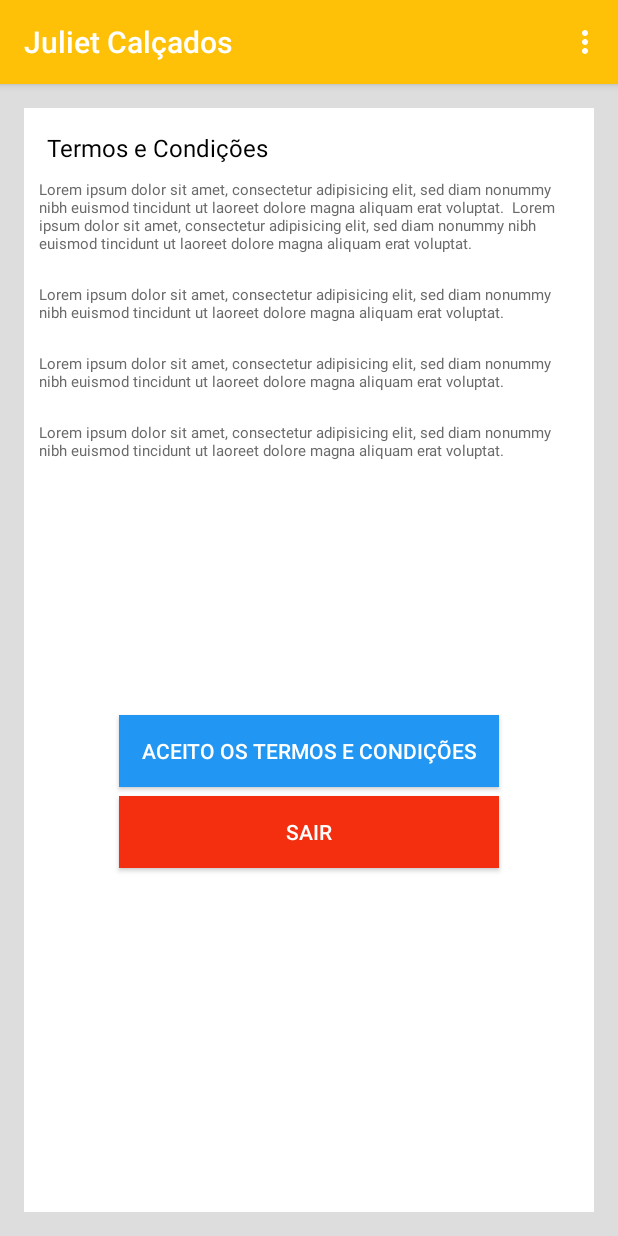
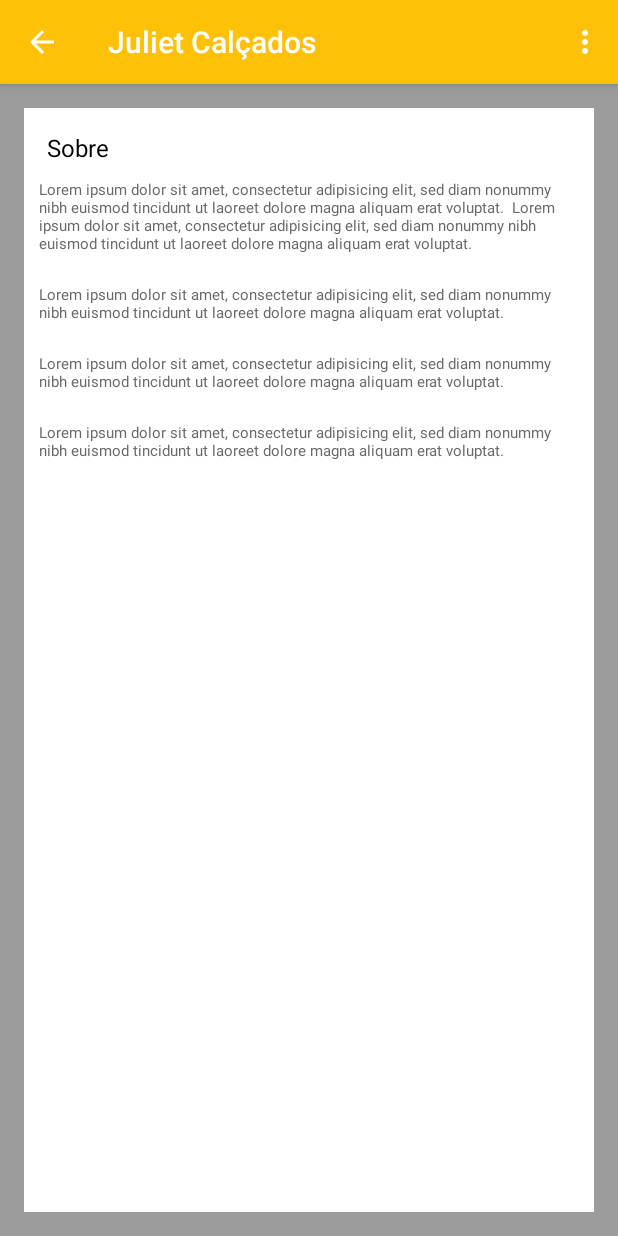
Before and after one commit to heitorsecurity/senactsi_pi4, an Android app: the screen it shows after launch (TermosActivity before the commit, SobreActivity after it), in the options menu, after a tap on "Sobre", on a phone screen of 412 x 824 dp. Run offline under Robolectric (Android 15) with nearby library versions, the phone set to English and light mode, and no system bars.

Commit message:
Tela de Sobre com botão de voltar

```diff
--- a/JulietApp/app/src/main/AndroidManifest.xml
+++ b/JulietApp/app/src/main/AndroidManifest.xml
@@ -5,17 +5,21 @@
     <application
         android:allowBackup="true"
         android:icon="@mipmap/ic_launcher"
-        android:label="@string/app_name"
+        android:label="Juliet Calçados"
         android:theme="@style/AppTheme" >
         <activity
             android:name=".TermosActivity"
-            android:label="@string/app_name" >
+            android:label="Juliet Calçados" >
             <intent-filter>
                 <action android:name="android.intent.action.MAIN" />
 
                 <category android:name="android.intent.category.LAUNCHER" />
             </intent-filter>
         </activity>
+        <activity
+            android:name=".SobreActivity"
+            android:label="Juliet Calçados" >
+        </activity>
     </application>
 
 </manifest>
--- /dev/null
+++ b/JulietApp/app/src/main/java/com/wesbalbinolive/julietapp/SobreActivity.java
@@ -0,0 +1,44 @@
+package com.wesbalbinolive.julietapp;
+
+import android.content.Intent;
+import android.os.Bundle;
+import android.app.Activity;
+import android.support.v7.app.AppCompatActivity;
+import android.view.Menu;
+import android.view.MenuItem;
+
+public class SobreActivity extends AppCompatActivity {
+
+    @Override
+    protected void onCreate(Bundle savedInstanceState) {
+        super.onCreate(savedInstanceState);
+        setContentView(R.layout.activity_sobre);
+
+        getSupportActionBar().setDisplayHomeAsUpEnabled(true);
+        getSupportActionBar().setHomeButtonEnabled(true);
+    }
+
+    @Override
+    public boolean onCreateOptionsMenu(Menu menu) {
+        // Inflate the menu; this adds items to the action bar if it is present.
+        getMenuInflater().inflate(R.menu.menu_termos, menu);
+        return true;
+    }
+
+    @Override
+    public boolean onOptionsItemSelected(MenuItem item) {
+        // Handle action bar item clicks here. The action bar will
+        // automatically handle clicks on the Home/Up button, so long
+        // as you specify a parent activity in AndroidManifest.xml.
+        int id = item.getItemId();
+
+        switch (item.getItemId()) {
+            case android.R.id.home:
+                this.finish();
+                return true;
+            default:
+                return super.onOptionsItemSelected(item);
+        }
+    }
+
+}
--- a/JulietApp/app/src/main/java/com/wesbalbinolive/julietapp/TermosActivity.java
+++ b/JulietApp/app/src/main/java/com/wesbalbinolive/julietapp/TermosActivity.java
@@ -1,5 +1,6 @@
 package com.wesbalbinolive.julietapp;
 
+import android.content.Intent;
 import android.support.v7.app.AppCompatActivity;
 import android.os.Bundle;
 import android.view.Menu;
@@ -31,6 +32,8 @@ public class TermosActivity extends AppCompatActivity {
         if (id == R.id.action_settings) {
             return true;
         } else if (id == R.id.sobre){
+            Intent intent = new Intent(TermosActivity.this, SobreActivity.class);
+            startActivity(intent);
             return true;
         }
 
--- /dev/null
+++ b/JulietApp/app/src/main/res/layout/activity_sobre.xml
@@ -0,0 +1,70 @@
+<?xml version="1.0" encoding="utf-8"?>
+<LinearLayout xmlns:android="http://schemas.android.com/apk/res/android"
+    xmlns:tools="http://schemas.android.com/tools" android:layout_width="match_parent"
+    android:layout_height="match_parent" android:paddingLeft="@dimen/activity_horizontal_margin"
+    android:paddingRight="@dimen/activity_horizontal_margin"
+    android:paddingTop="@dimen/activity_vertical_margin"
+    android:paddingBottom="@dimen/activity_vertical_margin"
+    tools:context=".SobreActivity"
+    android:background="#9c9c9c">
+
+    <LinearLayout
+        android:orientation="vertical"
+        android:layout_width="match_parent"
+        android:layout_height="match_parent"
+        android:layout_gravity="center_vertical"
+        android:background="#ffffff">
+
+    <TextView
+        android:layout_width="wrap_content"
+        android:layout_height="wrap_content"
+        android:textAppearance="?android:attr/textAppearanceLarge"
+        android:text="@string/sobre"
+        android:id="@+id/txtSobre"
+        android:textColor="#000000"
+        android:paddingTop="15sp"
+        android:paddingLeft="15sp"
+        android:textSize="16sp" />
+
+    <TextView
+        android:layout_width="wrap_content"
+        android:layout_height="wrap_content"
+        android:text="Lorem ipsum dolor sit amet, consectetur adipisicing elit, sed diam nonummy nibh euismod tincidunt ut laoreet dolore magna aliquam erat voluptat.  Lorem ipsum dolor sit amet, consectetur adipisicing elit, sed diam nonummy nibh euismod tincidunt ut laoreet dolore magna aliquam erat voluptat."
+        android:id="@+id/sobre2"
+        android:textColor="#696969"
+        android:padding="10sp"
+        android:textSize="10sp" />
+
+    <TextView
+        android:layout_width="wrap_content"
+        android:layout_height="wrap_content"
+        android:text="Lorem ipsum dolor sit amet, consectetur adipisicing elit, sed diam nonummy nibh euismod tincidunt ut laoreet dolore magna aliquam erat voluptat."
+        android:id="@+id/sobre3"
+        android:layout_gravity="center_horizontal"
+        android:textColor="#696969"
+        android:padding="10sp"
+        android:textSize="10sp" />
+
+    <TextView
+        android:layout_width="wrap_content"
+        android:layout_height="wrap_content"
+        android:text="Lorem ipsum dolor sit amet, consectetur adipisicing elit, sed diam nonummy nibh euismod tincidunt ut laoreet dolore magna aliquam erat voluptat."
+        android:id="@+id/sobre4"
+        android:layout_gravity="center_horizontal"
+        android:textColor="#696969"
+        android:padding="10sp"
+        android:textSize="10sp" />
+
+    <TextView
+        android:layout_width="wrap_content"
+        android:layout_height="wrap_content"
+        android:text="Lorem ipsum dolor sit amet, consectetur adipisicing elit, sed diam nonummy nibh euismod tincidunt ut laoreet dolore magna aliquam erat voluptat."
+        android:id="@+id/sobre5"
+        android:layout_gravity="center_horizontal"
+        android:textColor="#696969"
+        android:padding="10sp"
+        android:textSize="10sp"
+        android:layout_weight="0.41" />
+
+    </LinearLayout>
+</LinearLayout>
--- /dev/null
+++ b/JulietApp/app/src/main/res/menu/menu_sobre.xml
@@ -0,0 +1,14 @@
+<menu xmlns:android="http://schemas.android.com/apk/res/android"
+    xmlns:app="http://schemas.android.com/apk/res-auto"
+    xmlns:tools="http://schemas.android.com/tools" tools:context=".SobreActivity">
+    <item android:id="@+id/action_settings"
+        android:title="@string/action_settings"
+        android:orderInCategory="100"
+        app:showAsAction="never" />
+
+    <item android:id="@+id/sobre"
+        android:title="@string/sobre"
+        android:icon="@drawable/ic_action_name"
+        android:orderInCategory="100"
+        app:showAsAction="never" />
+</menu>
--- a/JulietApp/app/src/main/res/values/strings.xml
+++ b/JulietApp/app/src/main/res/values/strings.xml
@@ -7,4 +7,5 @@
     <string name="txtTermos">Termos e Condições</string>
     <string name="btnAceito">ACEITO OS TERMOS E CONDIÇÕES</string>
     <string name="btnSair">Sair</string>
+    <string name="title_activity_sobre">SobreActivity</string>
 </resources>
```
Also changed, not shown: 848 other files.
